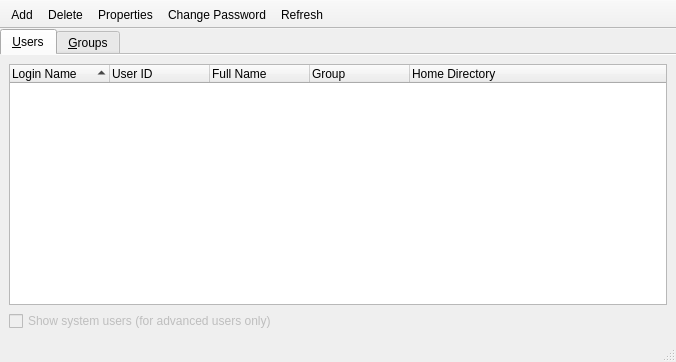
lxqt/lxqt-admin, file lxqt-admin-user/mainwindow.ui: the form before one commit.
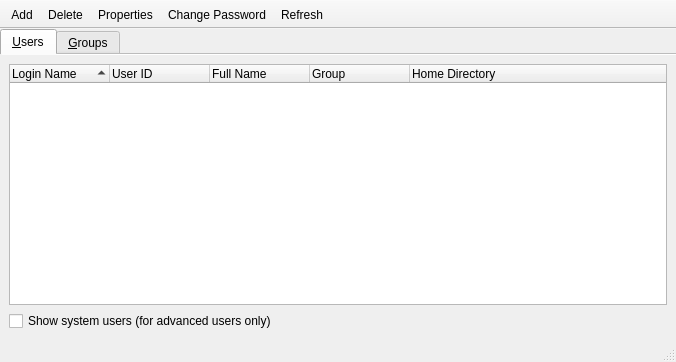
The form after the commit. Icons and pictures are not drawn.

Commit message:
lxqt-admin-user: Enable "show system users" checkbox
fixes lxde/lxqt#1440

What changed in the file:
```diff
--- a/lxqt-admin-user/mainwindow.ui
+++ b/lxqt-admin-user/mainwindow.ui
@@ -83,9 +83,6 @@
         </item>
         <item>
          <widget class="QCheckBox" name="showSystemUsers">
-          <property name="enabled">
-           <bool>false</bool>
-          </property>
           <property name="text">
            <string>Show system users (for advanced users only)</string>
           </property>
```
The commit also changes 1 other file.
